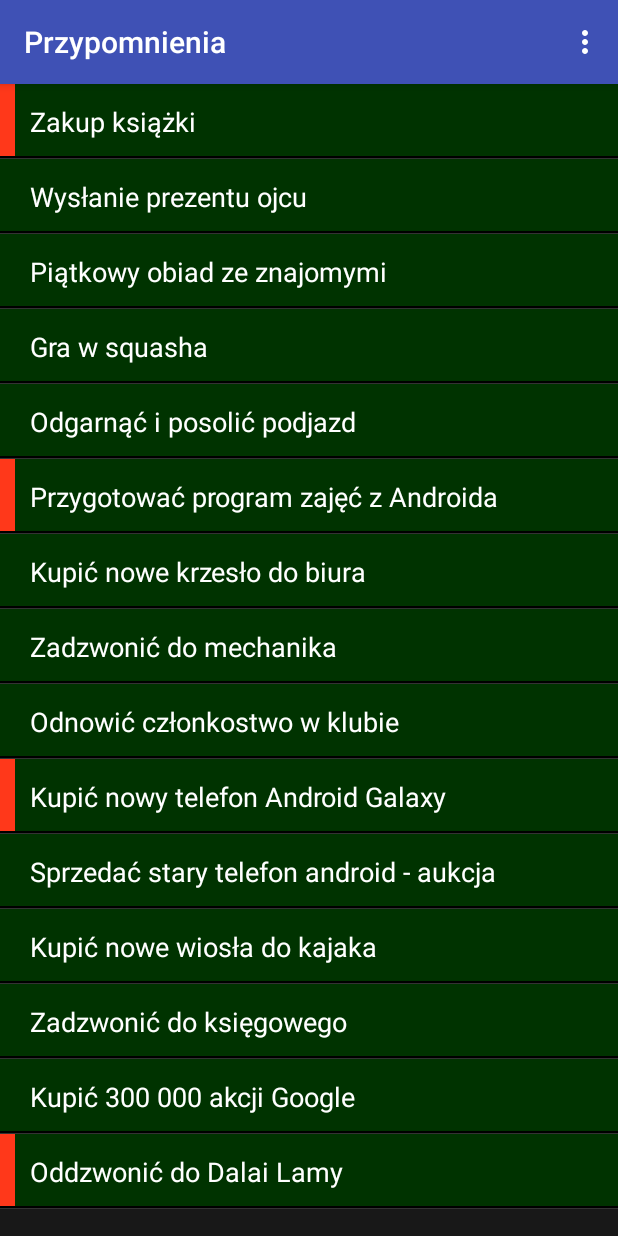
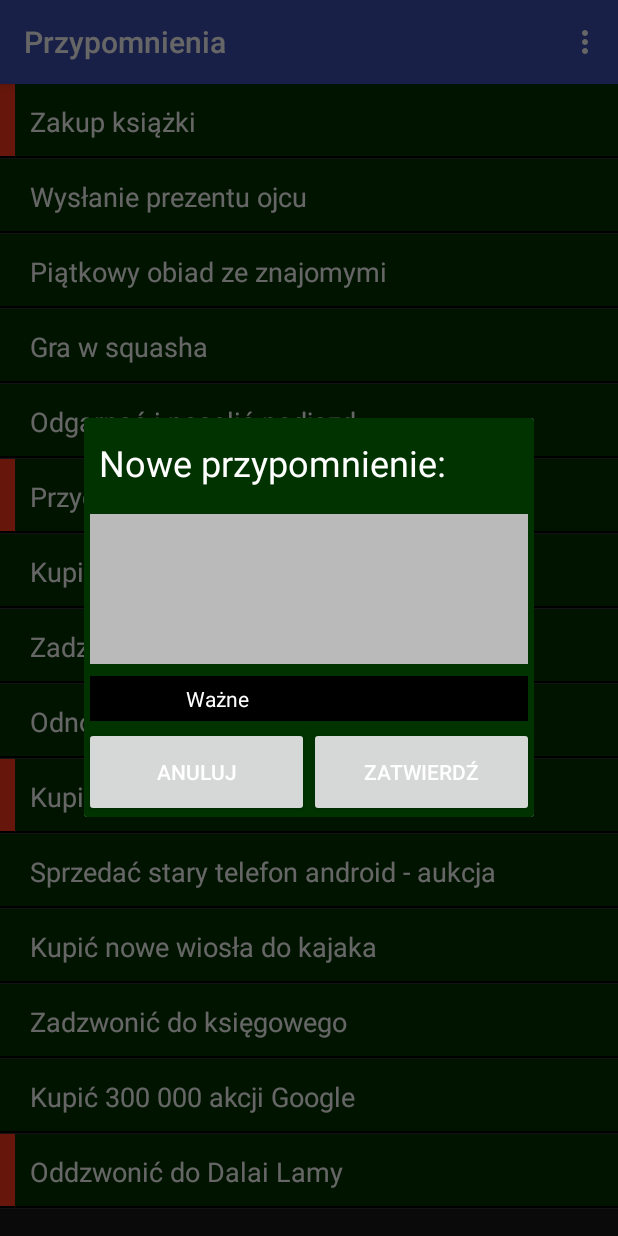
Before and after one commit to MartaPiatek/Reminders, an Android app: the screen it shows after launch (RemindersActivity), in the options menu, after a tap on "Nowe przypomnienie", on a phone screen of 412 x 824 dp. Run offline under Robolectric (Android 15) with nearby library versions, the phone set to English and light mode, and no system bars.

Commit message:
Dodanie tworzenia, edycji i usuwania przypomnień wraz z własnym oknem dialogowym

```diff
--- a/app/src/main/java/pl/martapiatek/reminders/RemindersActivity.java
+++ b/app/src/main/java/pl/martapiatek/reminders/RemindersActivity.java
@@ -4,6 +4,7 @@ import android.annotation.TargetApi;
         import android.app.Dialog;
         import android.database.Cursor;
         import android.os.Build;
+        import android.support.v7.app.ActionBar;
         import android.support.v7.app.AlertDialog;
         import android.support.v7.app.AppCompatActivity;
         import android.os.Bundle;
@@ -13,10 +14,16 @@ import android.view.Menu;
         import android.view.MenuInflater;
         import android.view.MenuItem;
         import android.view.View;
+        import android.view.Window;
         import android.widget.AbsListView;
         import android.widget.AdapterView;
         import android.widget.ArrayAdapter;
+        import android.widget.Button;
+        import android.widget.CheckBox;
+        import android.widget.EditText;
+        import android.widget.LinearLayout;
         import android.widget.ListView;
+        import android.widget.TextView;
         import android.widget.Toast;
 
 public class RemindersActivity extends AppCompatActivity {
@@ -25,27 +32,28 @@ public class RemindersActivity extends AppCompatActivity {
     private RemindersDbAdapter mDbAdapter;
     private RemindersSimpleCursorAdapter mCursorAdapter;
 
+
     @Override
     @TargetApi(Build.VERSION_CODES.HONEYCOMB)
     protected void onCreate(Bundle savedInstanceState) {
         super.onCreate(savedInstanceState);
         setContentView(R.layout.activity_reminders);
+
         mListView = (ListView) findViewById(R.id.reminders_list_view);
         mListView.setDivider(null);
         mDbAdapter = new RemindersDbAdapter(this);
         mDbAdapter.open();
-        if(savedInstanceState == null){
-            //wyczyść wszystkie dane
+        if (savedInstanceState == null) {
+            // wyczyść wszystkie dane
             mDbAdapter.deleteAllReminders();
-            //dodaj przykładowe dane
+            // dodaj przykładowe dane
             insertSomeReminders();
-
-
         }
 
         Cursor cursor = mDbAdapter.fetchAllReminders();
+
         // z kolumn zdefiniowanych w bazie danych
-        String[] from  =  new String[]{
+        String[] from = new String[]{
                 RemindersDbAdapter.COL_CONTENT
         };
 
@@ -55,72 +63,55 @@ public class RemindersActivity extends AppCompatActivity {
         };
 
         mCursorAdapter = new RemindersSimpleCursorAdapter(
-                //kontekst
+                // kontekst
                 RemindersActivity.this,
-                //układ graficzny wiersza
+                // układ graficzny wiersza
                 R.layout.reminders_row,
-                //kursor
+                // kursor
                 cursor,
                 // z kolumn zdefiniowanych w bazie danych
                 from,
                 // do identyfikatorów widoków w układzie graficznym
                 to,
-                //znacznik - nieużywany
+                // znacznik - nie używany
                 0);
-        // cursorAdapter(kontroler) aktualizuje ListView(widok) danymi z bazy (model)
+
+        // cursorAdapter (kontroler) aktualizuje listView (widok)
+        // danymi z bazy danych (model)
         mListView.setAdapter(mCursorAdapter);
 
-        // Obiekt arratAdapter jest w tym systemie MVC kontrolerem
-
-    /*    ArrayAdapter<String> arrayAdapter = new ArrayAdapter<String>(
-                //kontekst
-                this,
-                //układ graficzny (widok)
-                R.layout.reminders_row,
-                //wiersz (widok)
-                R.id.row_text,
-                //dane (model) z testowymi danymi przekazywanymi do listView
-                new String[]{"pierwszy wiersz", "drugi wiersz", "trzeci wiersz"}
-        );
-        mListView.setAdapter(arrayAdapter);
-*/
-
-    //gdy klikamy konkretny element ListView
-        mListView.setOnItemClickListener(new AdapterView.OnItemClickListener(){
+        mListView.setOnItemClickListener(new AdapterView.OnItemClickListener() {
 
             @Override
             public void onItemClick(AdapterView<?> parent, View view, final int masterListPosition, long id) {
-
                 AlertDialog.Builder builder = new AlertDialog.Builder(RemindersActivity.this);
                 ListView modeListView = new ListView(RemindersActivity.this);
                 String[] modes = new String[]{"Edycja przypomnienia", "Usunięcie przypomnienia"};
-                ArrayAdapter<String> modeAdapter = new ArrayAdapter<String>(RemindersActivity.this,
+                ArrayAdapter<String> modeAdapter = new ArrayAdapter<>(RemindersActivity.this,
                         android.R.layout.simple_list_item_1, android.R.id.text1, modes);
                 modeListView.setAdapter(modeAdapter);
                 builder.setView(modeListView);
                 final Dialog dialog = builder.create();
                 dialog.show();
-                modeListView.setOnItemClickListener(new AdapterView.OnItemClickListener(){
-
+                modeListView.setOnItemClickListener(new AdapterView.OnItemClickListener() {
                     @Override
                     public void onItemClick(AdapterView<?> parent, View view, int position, long id) {
                         // edycja przypomnienia
-                                                            if(position == 0){
-                                                                Toast.makeText(RemindersActivity.this, "edycja pozycji " +
-                                                                masterListPosition, Toast.LENGTH_SHORT).show();
-                                                                //usunięcie przypomnienia
-                                                            }else {
-                                                                Toast.makeText(RemindersActivity.this, "usunięcie pozycji "+
-                                                                masterListPosition, Toast.LENGTH_SHORT).show();
+                        if (position == 0) {
+                            int nId = getIdFromPosition(masterListPosition);
+                            Reminder reminder = mDbAdapter.fetchReminderById(nId);
+                            fireCustomDialog(reminder);
+                            // usunięcie przypomnienia
+                        } else {
+                            mDbAdapter.deleteReminderById(getIdFromPosition(masterListPosition));
+                            mCursorAdapter.changeCursor(mDbAdapter.fetchAllReminders());
                         }
                         dialog.dismiss();
                     }
-                                                    }
-                );
+                });
 
             }
         });
-
 
         if (Build.VERSION.SDK_INT >= Build.VERSION_CODES.HONEYCOMB) {
             mListView.setChoiceMode(ListView.CHOICE_MODE_MULTIPLE_MODAL);
@@ -169,33 +160,6 @@ public class RemindersActivity extends AppCompatActivity {
         return (int)mCursorAdapter.getItemId(nC);
     }
 
-
-
-    private void insertSomeReminders(String name, boolean important) {
-        mDbAdapter.createReminder(name, important);
-    }
-
-    @Override
-    public boolean onCreateOptionsMenu(Menu menu) {
-        // Inflate the menu; this adds items to the action bar if it is present.
-        getMenuInflater().inflate(R.menu.menu_reminders, menu);
-        return true;
-    }
-
-    @Override
-    public boolean onOptionsItemSelected(MenuItem item) {
-        switch (item.getItemId()){
-            case R.id.action_new:
-                //utworzenie nowego przypomninia
-                Log.d(getLocalClassName(), "utworzenie nowego przypomnienia");
-                return true;
-            case R.id.action_exit:
-                finish();
-                return false;
-            default:
-                return false;
-        }
-    }
     private void insertSomeReminders() {
         mDbAdapter.createReminder("Zakup książki", true);
         mDbAdapter.createReminder("Wysłanie prezentu ojcu", false);
@@ -213,4 +177,78 @@ public class RemindersActivity extends AppCompatActivity {
         mDbAdapter.createReminder("Kupić 300 000 akcji Google", false);
         mDbAdapter.createReminder("Oddzwonić do Dalai Lamy", true);
     }
+
+    private void fireCustomDialog(final Reminder reminder) {
+        // własne okno dialogowe
+        final Dialog dialog = new Dialog(this);
+        dialog.requestWindowFeature(Window.FEATURE_NO_TITLE);
+        dialog.setContentView(R.layout.dialog_custom);
+
+        TextView titleView = (TextView) dialog.findViewById(R.id.custom_title);
+        final EditText editCustom =
+                (EditText) dialog.findViewById(R.id.custom_edit_reminder);
+        Button commitButton = (Button) dialog.findViewById(R.id.custom_button_commit);
+        final CheckBox checkBox = (CheckBox) dialog.findViewById(R.id.custom_check_box);
+        LinearLayout rootLayout =
+                (LinearLayout) dialog.findViewById(R.id.custom_root_layout);
+        final boolean isEditOperation = (reminder != null);
+
+        // dotyczy edycji
+        if (isEditOperation) {
+            titleView.setText("Edycja przypomnienia");
+            checkBox.setChecked(reminder.getImportant() == 1);
+            editCustom.setText(reminder.getContent());
+            rootLayout.setBackgroundColor(getResources().getColor(R.color.blue));
         }
+
+        commitButton.setOnClickListener(new View.OnClickListener() {
+            @Override
+            public void onClick(View v) {
+                String reminderText = editCustom.getText().toString();
+                if (isEditOperation) {
+                    Reminder reminderEdited = new Reminder(reminder.getId(),
+                            reminderText, checkBox.isChecked() ? 1 : 0);
+                    mDbAdapter.updateReminder(reminderEdited);
+                    // nowe przypomnienie
+                } else {
+                    mDbAdapter.createReminder(reminderText, checkBox.isChecked());
+                }
+                mCursorAdapter.changeCursor(mDbAdapter.fetchAllReminders());
+                dialog.dismiss();
+            }
+        });
+
+        Button buttonCancel = (Button) dialog.findViewById(R.id.custom_button_cancel);
+        buttonCancel.setOnClickListener(new View.OnClickListener() {
+            @Override
+            public void onClick(View v) {
+                dialog.dismiss();
+            }
+        });
+        dialog.show();
+    }
+
+
+    @Override
+    public boolean onCreateOptionsMenu(Menu menu) {
+        // Inflate the menu; this adds items to the action bar if it is present.
+        getMenuInflater().inflate(R.menu.menu_reminders, menu);
+        return true;
+    }
+
+    @Override
+    public boolean onOptionsItemSelected(MenuItem item) {
+        switch (item.getItemId()) {
+            case R.id.action_new:
+                // utworzenie nowego przypomnienia
+                fireCustomDialog(null);
+                return true;
+            case R.id.action_exit:
+                finish();
+                return true;
+            default:
+                return false;
+        }
+    }
+
+}
--- /dev/null
+++ b/app/src/main/res/layout/dialog_custom.xml
@@ -0,0 +1,58 @@
+<?xml version="1.0" encoding="utf-8"?>
+<LinearLayout xmlns:android="http://schemas.android.com/apk/res/android"
+              android:id="@+id/custom_root_layout"
+              android:layout_width="300dp"
+              android:layout_height="fill_parent"
+              android:background="@color/green"
+              android:orientation="vertical"
+    >
+    <TextView
+        android:id="@+id/custom_title"
+        android:layout_width="fill_parent"
+        android:layout_height="60dp"
+        android:gravity="center_vertical"
+        android:padding="10dp"
+        android:text="Nowe przypomnienie:"
+        android:textColor="@color/white"
+        android:textSize="24sp" />
+    <EditText
+        android:id="@+id/custom_edit_reminder"
+        android:layout_width="fill_parent"
+        android:layout_height="100dp"
+        android:layout_margin="4dp"
+        android:background="@color/light_grey"
+        android:gravity="start"
+        android:textColor="@color/black">
+        <requestFocus />
+    </EditText>
+    <CheckBox
+        android:id="@+id/custom_check_box"
+        android:layout_width="fill_parent"
+        android:layout_height="30dp"
+        android:layout_margin="4dp"
+        android:background="@color/black"
+        android:paddingLeft="32dp"
+        android:text="Ważne"
+        android:textColor="@color/white" />
+    <LinearLayout
+        android:layout_width="fill_parent"
+        android:layout_height="fill_parent"
+        android:orientation="horizontal">
+        <Button
+            android:id="@+id/custom_button_cancel"
+            android:layout_width="0dp"
+            android:layout_height="60dp"
+            android:layout_weight="50"
+            android:text="Anuluj"
+            android:textColor="@color/white"
+            />
+        <Button
+            android:id="@+id/custom_button_commit"
+            android:layout_width="0dp"
+            android:layout_height="60dp"
+            android:layout_weight="50"
+            android:text="Zatwierdź"
+            android:textColor="@color/white"
+            />
+    </LinearLayout>
+</LinearLayout>
--- a/app/src/main/res/values/colors.xml
+++ b/app/src/main/res/values/colors.xml
@@ -7,4 +7,8 @@
     <color name="white">#ffffff</color>
     <color name="green">#003300</color>
     <color name="orange">#ffff381a</color>
+    <color name="light_grey">#bababa</color>
+    <color name="black">#000000</color>
+    <color name="blue">#ff1118ff</color>
+
 </resources>
```
Lines whose indentation alone changed are shown as unchanged.
